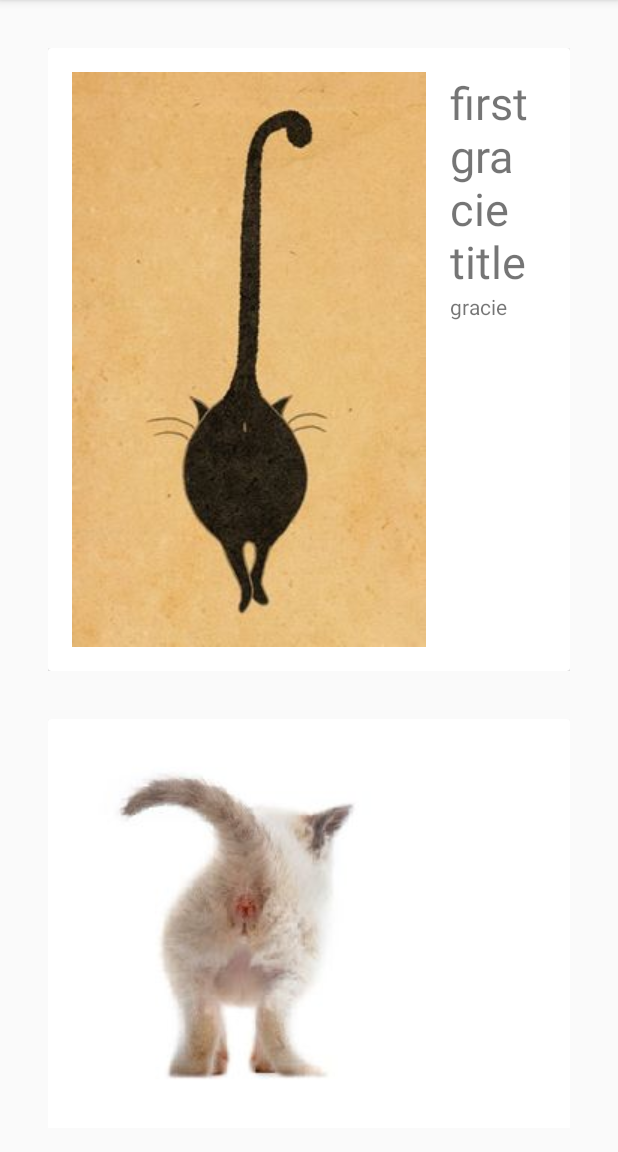
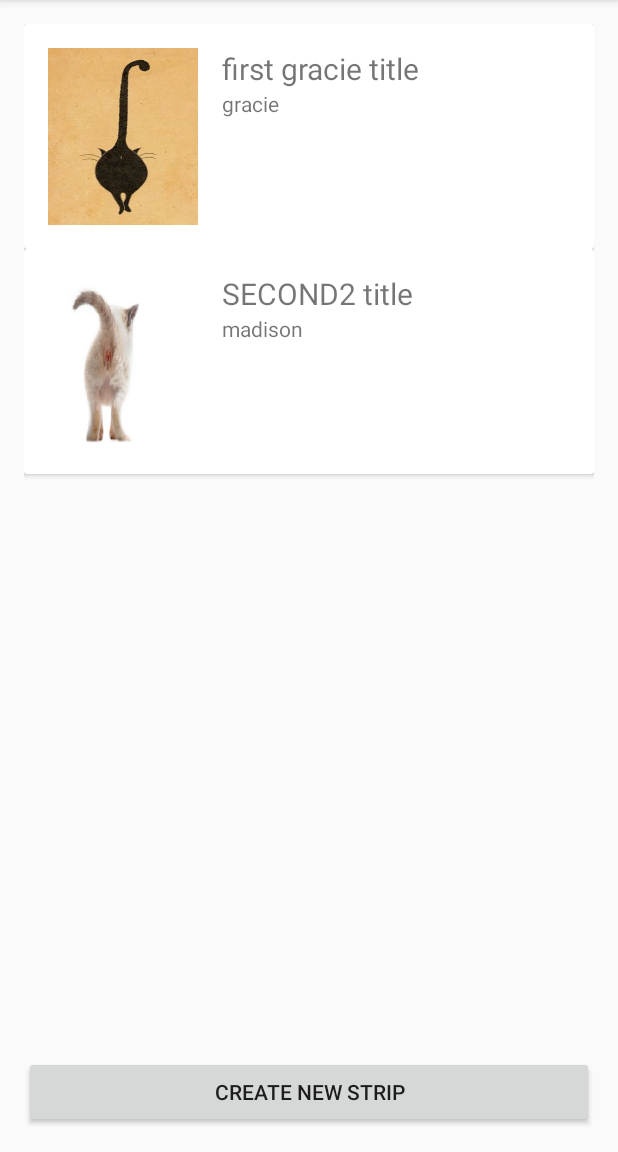
Before and after one commit to grace-young/muse-cs147, an Android app: the screen it shows after launch (MainActivity), on a phone screen of 412 x 824 dp, the part 84-1236 px from its top. Run offline under Robolectric (Android 15) with nearby library versions, the phone set to English and light mode, and no system bars.

Commit message:
Edited layout of the CardView and ImageView to scale the image better. Also added linear layout to display title and creator better

```diff
--- a/app/src/main/res/layout/activity_main.xml
+++ b/app/src/main/res/layout/activity_main.xml
@@ -9,7 +9,6 @@
     android:paddingRight="@dimen/activity_horizontal_margin"
     android:paddingTop="@dimen/activity_vertical_margin"
     android:orientation="vertical"
-    android:gravity="bottom|center_horizontal"
     tools:context="example.com.gracie.muse.MainActivity">
 
     <!-- A RecyclerView with some commonly used attributes -->
@@ -18,19 +17,14 @@
         android:id="@+id/rv"
         android:scrollbars="vertical"
         android:layout_width="match_parent"
-        android:layout_height="wrap_content"
-        android:layout_gravity="top"/>
-
-    <!-- NOT SURE THIS WILL WORK ??? -->
-    <TextView
-        android:layout_width="wrap_content"
-        android:layout_height="wrap_content"
-        android:id="@+id/my_text_view"
-        android:text="DOES THIS SHOW UP"/>
+        android:layout_height="0dip"
+        android:layout_weight="1"/>
 
     <Button
         android:layout_width="match_parent"
         android:layout_height="wrap_content"
         android:onClick="createNewStrip"
+        android:layout_gravity="center|bottom"
+        android:layout_weight="0"
         android:text="@string/create_strip_button"/>
 </LinearLayout>
--- a/app/src/main/res/layout/card_view.xml
+++ b/app/src/main/res/layout/card_view.xml
@@ -1,38 +1,38 @@
 <?xml version="1.0" encoding="utf-8"?>
-<LinearLayout xmlns:android="http://schemas.android.com/apk/res/android"
-    android:orientation="vertical" android:layout_width="match_parent"
-    android:layout_height="match_parent"
-    android:padding="16dp">
-
 <android.support.v7.widget.CardView
+    xmlns:android="http://schemas.android.com/apk/res/android"
     android:layout_width="match_parent"
     android:layout_height="wrap_content"
     android:id="@+id/cv"
     >
 
-        <RelativeLayout
+    <LinearLayout
         android:layout_width="match_parent"
-            android:layout_height="wrap_content"
+        android:layout_height="150dp"
+        android:orientation="horizontal"
         android:padding="16dp"
         >
 
         <ImageView
-                android:layout_width="wrap_content"
-                android:layout_height="wrap_content"
+            android:layout_width="100dp"
+            android:layout_height="match_parent"
             android:id="@+id/strip_photo"
             android:layout_alignParentLeft="true"
             android:layout_alignParentTop="true"
             android:layout_marginRight="16dp"
-                android:scaleType="centerCrop"
+            android:scaleType="fitXY"
             />
-
+        <LinearLayout
+            android:layout_width="wrap_content"
+            android:layout_height="match_parent"
+            android:orientation="vertical">
             <TextView
                 android:layout_width="wrap_content"
                 android:layout_height="wrap_content"
                 android:id="@+id/strip_title"
                 android:layout_toRightOf="@+id/strip_photo"
                 android:layout_alignParentTop="true"
-                android:textSize="30sp"
+                android:textSize="20sp"
                 />
 
             <TextView
@@ -42,9 +42,8 @@
                 android:layout_toRightOf="@+id/strip_photo"
                 android:layout_below="@+id/strip_title"
                 />
+        </LinearLayout>
 
-        </RelativeLayout>
+    </LinearLayout>
 
 </android.support.v7.widget.CardView>
-
-</LinearLayout>
```
Lines whose indentation alone changed are shown as unchanged.
